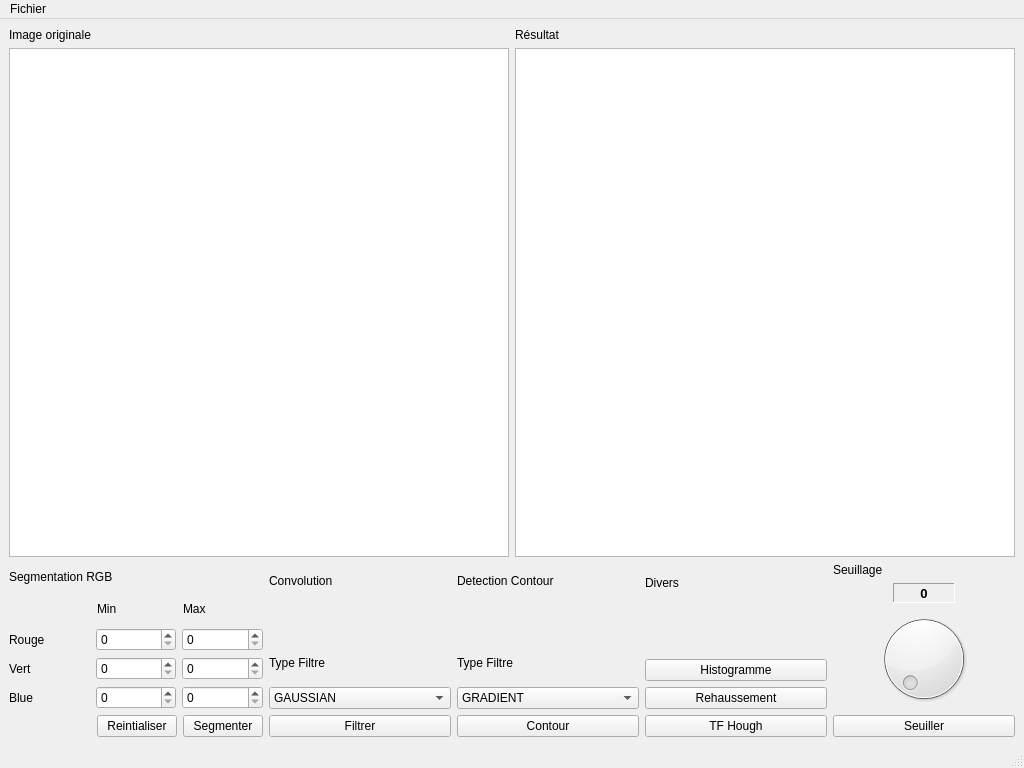
Old version of the form Facility/processingwindow.ui in the repository etsi-kekeli/gestion_bibliotheque_image.
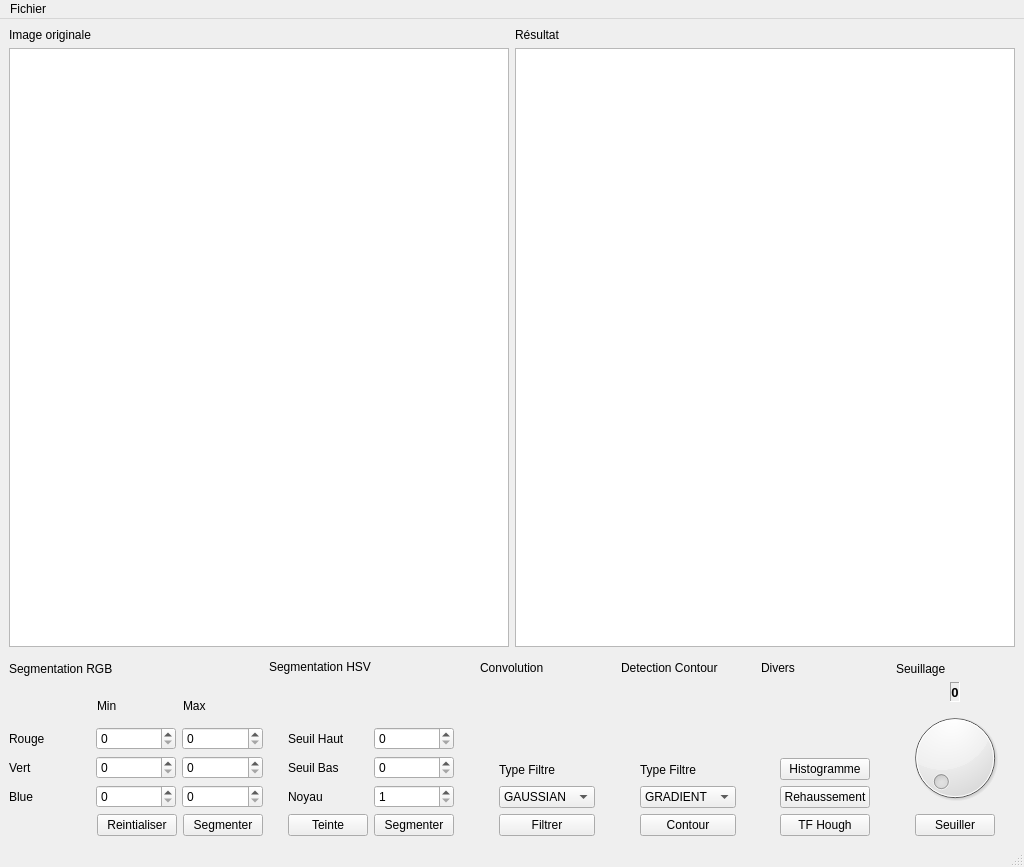
New version of the form.

Commit message: interface/ segmentation RGB et HSV, méthodes: affichage resultat, conversion mat to QImage.

Diff of the .ui file:
```diff
--- a/Facility/processingwindow.ui
+++ b/Facility/processingwindow.ui
@@ -7,7 +7,7 @@
     <x>0</x>
     <y>0</y>
     <width>1024</width>
-    <height>768</height>
+    <height>867</height>
    </rect>
   </property>
   <property name="sizePolicy">
@@ -61,7 +61,17 @@
            </widget>
           </item>
           <item>
-           <widget class="QGraphicsView" name="ImageResultatgraphicsView"/>
+           <widget class="QGraphicsView" name="ImageResultatgraphicsView">
+            <property name="sizePolicy">
+             <sizepolicy hsizetype="MinimumExpanding" vsizetype="MinimumExpanding">
+              <horstretch>0</horstretch>
+              <verstretch>0</verstretch>
+             </sizepolicy>
+            </property>
+            <property name="cursor" stdset="0">
+             <cursorShape>ClosedHandCursor</cursorShape>
+            </property>
+           </widget>
           </item>
          </layout>
         </item>
@@ -70,7 +80,7 @@
       <item>
        <layout class="QHBoxLayout" name="horizontalLayout_3">
         <item>
-         <layout class="QVBoxLayout" name="verticalLayout_7">
+         <layout class="QVBoxLayout" name="SegmentLayout">
           <item>
            <layout class="QHBoxLayout" name="horizontalLayout_4">
             <item>
@@ -207,6 +217,224 @@
           </item>
          </layout>
         </item>
+        <item>
+         <layout class="QVBoxLayout" name="verticalLayout_7">
+          <item>
+           <widget class="QLabel" name="label_15">
+            <property name="text">
+             <string>Segmentation HSV</string>
+            </property>
+           </widget>
+          </item>
+          <item>
+           <spacer name="verticalSpacer_4">
+            <property name="orientation">
+             <enum>Qt::Orientation::Vertical</enum>
+            </property>
+            <property name="sizeType">
+             <enum>QSizePolicy::Policy::Preferred</enum>
+            </property>
+            <property name="sizeHint" stdset="0">
+             <size>
+              <width>20</width>
+              <height>40</height>
+             </size>
+            </property>
+           </spacer>
+          </item>
+          <item>
+           <layout class="QGridLayout" name="gridLayout_7">
+            <item row="1" column="2">
+             <widget class="QSpinBox" name="SeuilMinHSV">
+              <property name="maximum">
+               <number>360</number>
+              </property>
+             </widget>
+            </item>
+            <item row="0" column="2">
+             <widget class="QSpinBox" name="SeuilMaxHSV">
+              <property name="maximum">
+               <number>360</number>
+              </property>
+             </widget>
+            </item>
+            <item row="0" column="3">
+             <spacer name="horizontalSpacer_26">
+              <property name="orientation">
+               <enum>Qt::Orientation::Horizontal</enum>
+              </property>
+              <property name="sizeType">
+               <enum>QSizePolicy::Policy::Preferred</enum>
+              </property>
+              <property name="sizeHint" stdset="0">
+               <size>
+                <width>40</width>
+                <height>20</height>
+               </size>
+              </property>
+             </spacer>
+            </item>
+            <item row="3" column="3">
+             <spacer name="horizontalSpacer_28">
+              <property name="orientation">
+               <enum>Qt::Orientation::Horizontal</enum>
+              </property>
+              <property name="sizeType">
+               <enum>QSizePolicy::Policy::Preferred</enum>
+              </property>
+              <property name="sizeHint" stdset="0">
+               <size>
+                <width>40</width>
+                <height>20</height>
+               </size>
+              </property>
+             </spacer>
+            </item>
+            <item row="1" column="3">
+             <spacer name="horizontalSpacer_27">
+              <property name="orientation">
+               <enum>Qt::Orientation::Horizontal</enum>
+              </property>
+              <property name="sizeType">
+               <enum>QSizePolicy::Policy::Preferred</enum>
+              </property>
+              <property name="sizeHint" stdset="0">
+               <size>
+                <width>40</width>
+                <height>20</height>
+               </size>
+              </property>
+             </spacer>
+            </item>
+            <item row="1" column="0">
+             <spacer name="horizontalSpacer_24">
+              <property name="orientation">
+               <enum>Qt::Orientation::Horizontal</enum>
+              </property>
+              <property name="sizeType">
+               <enum>QSizePolicy::Policy::Preferred</enum>
+              </property>
+              <property name="sizeHint" stdset="0">
+               <size>
+                <width>40</width>
+                <height>20</height>
+               </size>
+              </property>
+             </spacer>
+            </item>
+            <item row="3" column="0">
+             <spacer name="horizontalSpacer_25">
+              <property name="orientation">
+               <enum>Qt::Orientation::Horizontal</enum>
+              </property>
+              <property name="sizeType">
+               <enum>QSizePolicy::Policy::Preferred</enum>
+              </property>
+              <property name="sizeHint" stdset="0">
+               <size>
+                <width>40</width>
+                <height>20</height>
+               </size>
+              </property>
+             </spacer>
+            </item>
+            <item row="0" column="0">
+             <spacer name="horizontalSpacer_23">
+              <property name="orientation">
+               <enum>Qt::Orientation::Horizontal</enum>
+              </property>
+              <property name="sizeType">
+               <enum>QSizePolicy::Policy::Preferred</enum>
+              </property>
+              <property name="sizeHint" stdset="0">
+               <size>
+                <width>40</width>
+                <height>20</height>
+               </size>
+              </property>
+             </spacer>
+            </item>
+            <item row="1" column="1">
+             <widget class="QLabel" name="label_17">
+              <property name="text">
+               <string>Seuil Bas</string>
+              </property>
+             </widget>
+            </item>
+            <item row="0" column="1">
+             <widget class="QLabel" name="label_16">
+              <property name="text">
+               <string>Seuil Haut</string>
+              </property>
+             </widget>
+            </item>
+            <item row="3" column="2">
+             <widget class="QPushButton" name="segmentHSV">
+              <property name="text">
+               <string>Segmenter</string>
+              </property>
+             </widget>
+            </item>
+            <item row="2" column="2">
+             <widget class="QSpinBox" name="tailleNoyau">
+              <property name="minimum">
+               <number>1</number>
+              </property>
+              <property name="maximum">
+               <number>100</number>
+              </property>
+             </widget>
+            </item>
+            <item row="2" column="1">
+             <widget class="QLabel" name="label_18">
+              <property name="text">
+               <string>Noyau</string>
+              </property>
+             </widget>
+            </item>
+            <item row="2" column="0">
+             <spacer name="horizontalSpacer_29">
+              <property name="orientation">
+               <enum>Qt::Orientation::Horizontal</enum>
+              </property>
+              <property name="sizeType">
+               <enum>QSizePolicy::Policy::Preferred</enum>
+              </property>
+              <property name="sizeHint" stdset="0">
+               <size>
+                <width>40</width>
+                <height>20</height>
+               </size>
+              </property>
+             </spacer>
+            </item>
+            <item row="2" column="3">
+             <spacer name="horizontalSpacer_30">
+              <property name="orientation">
+               <enum>Qt::Orientation::Horizontal</enum>
+              </property>
+              <property name="sizeType">
+               <enum>QSizePolicy::Policy::Preferred</enum>
+              </property>
+              <property name="sizeHint" stdset="0">
+               <size>
+                <width>40</width>
+                <height>20</height>
+               </size>
+              </property>
+             </spacer>
+            </item>
+            <item row="3" column="1">
+             <widget class="QPushButton" name="teinteButton">
+              <property name="text">
+               <string>Teinte</string>
+              </property>
+             </widget>
+            </item>
+           </layout>
+          </item>
+         </layout>
+        </item>
         <item>
          <layout class="QVBoxLayout" name="verticalLayout_5">
           <item>
@@ -222,53 +450,153 @@
              <enum>Qt::Orientation::Vertical</enum>
             </property>
             <property name="sizeType">
-             <enum>QSizePolicy::Policy::Fixed</enum>
+             <enum>QSizePolicy::Policy::Preferred</enum>
             </property>
             <property name="sizeHint" stdset="0">
              <size>
               <width>20</width>
-              <height>40</height>
+              <height>71</height>
              </size>
             </property>
            </spacer>
           </item>
           <item>
-           <widget class="QLabel" name="label_9">
-            <property name="text">
-             <string>Type Filtre</string>
-            </property>
-           </widget>
-          </item>
-          <item>
-           <widget class="QComboBox" name="convComboBox">
-            <item>
-             <property name="text">
-              <string>GAUSSIAN</string>
-             </property>
+           <layout class="QGridLayout" name="gridLayout_6">
+            <item row="1" column="1">
+             <widget class="QComboBox" name="convComboBox">
+              <item>
+               <property name="text">
+                <string>GAUSSIAN</string>
+               </property>
+              </item>
+              <item>
+               <property name="text">
+                <string>MEAN</string>
+               </property>
+              </item>
+              <item>
+               <property name="text">
+                <string>SOBEL</string>
+               </property>
+              </item>
+              <item>
+               <property name="text">
+                <string>LAPLACIAN</string>
+               </property>
+              </item>
+             </widget>
             </item>
-            <item>
-             <property name="text">
-              <string>MEAN</string>
-             </property>
+            <item row="2" column="0">
+             <spacer name="horizontalSpacer_19">
+              <property name="orientation">
+               <enum>Qt::Orientation::Horizontal</enum>
+              </property>
+              <property name="sizeType">
+               <enum>QSizePolicy::Policy::Preferred</enum>
+              </property>
+              <property name="sizeHint" stdset="0">
+               <size>
+                <width>40</width>
+                <height>20</height>
+               </size>
+              </property>
+             </spacer>
             </item>
-            <item>
-             <property name="text">
-              <string>SOBEL</string>
-             </property>
+            <item row="2" column="1">
+             <widget class="QPushButton" name="convButton">
+              <property name="text">
+               <string>Filtrer</string>
+              </property>
+             </widget>
             </item>
-            <item>
-             <property name="text">
-              <string>LAPLACIAN</string>
-             </property>
+            <item row="0" column="1">
+             <widget class="QLabel" name="label_9">
+              <property name="text">
+               <string>Type Filtre</string>
+              </property>
+             </widget>
             </item>
-           </widget>
-          </item>
-          <item>
-           <widget class="QPushButton" name="convButton">
-            <property name="text">
-             <string>Filtrer</string>
-            </property>
-           </widget>
+            <item row="1" column="0">
+             <spacer name="horizontalSpacer_18">
+              <property name="orientation">
+               <enum>Qt::Orientation::Horizontal</enum>
+              </property>
+              <property name="sizeType">
+               <enum>QSizePolicy::Policy::Preferred</enum>
+              </property>
+              <property name="sizeHint" stdset="0">
+               <size>
+                <width>40</width>
+                <height>20</height>
+               </size>
+              </property>
+             </spacer>
+            </item>
+            <item row="0" column="0">
+             <spacer name="horizontalSpacer_17">
+              <property name="orientation">
+               <enum>Qt::Orientation::Horizontal</enum>
+              </property>
+              <property name="sizeType">
+               <enum>QSizePolicy::Policy::Preferred</enum>
+              </property>
+              <property name="sizeHint" stdset="0">
+               <size>
+                <width>40</width>
+                <height>20</height>
+               </size>
+              </property>
+             </spacer>
+            </item>
+            <item row="0" column="2">
+             <spacer name="horizontalSpacer_20">
+              <property name="orientation">
+               <enum>Qt::Orientation::Horizontal</enum>
+              </property>
+              <property name="sizeType">
+               <enum>QSizePolicy::Policy::Preferred</enum>
+              </property>
+              <property name="sizeHint" stdset="0">
+               <size>
+                <width>40</width>
+                <height>20</height>
+               </size>
+              </property>
+             </spacer>
+            </item>
+            <item row="1" column="2">
+             <spacer name="horizontalSpacer_21">
+              <property name="orientation">
+               <enum>Qt::Orientation::Horizontal</enum>
+              </property>
+              <property name="sizeType">
+               <enum>QSizePolicy::Policy::Preferred</enum>
+              </property>
+              <property name="sizeHint" stdset="0">
+               <size>
+                <width>40</width>
+                <height>20</height>
+               </size>
+              </property>
+             </spacer>
+            </item>
+            <item row="2" column="2">
+             <spacer name="horizontalSpacer_22">
+              <property name="orientation">
+               <enum>Qt::Orientation::Horizontal</enum>
+              </property>
+              <property name="sizeType">
+               <enum>QSizePolicy::Policy::Preferred</enum>
+              </property>
+              <property name="sizeHint" stdset="0">
+               <size>
+                <width>40</width>
+                <height>20</height>
+               </size>
+              </property>
+             </spacer>
+            </item>
+           </layout>
           </item>
          </layout>
         </item>
@@ -287,86 +615,292 @@
              <enum>Qt::Orientation::Vertical</enum>
             </property>
             <property name="sizeType">
-             <enum>QSizePolicy::Policy::Fixed</enum>
+             <enum>QSizePolicy::Policy::Preferred</enum>
             </property>
             <property name="sizeHint" stdset="0">
              <size>
               <width>20</width>
-              <height>40</height>
+              <height>71</height>
              </size>
             </property>
            </spacer>
           </item>
           <item>
-           <widget class="QLabel" name="label_12">
-            <property name="text">
-             <string>Type Filtre</string>
-            </property>
-           </widget>
-          </item>
-          <item>
-           <widget class="QComboBox" name="contourComboBox">
-            <item>
-             <property name="text">
-              <string>GRADIENT</string>
-             </property>
+           <layout class="QGridLayout" name="gridLayout_5">
+            <item row="2" column="0">
+             <spacer name="horizontalSpacer_13">
+              <property name="orientation">
+               <enum>Qt::Orientation::Horizontal</enum>
+              </property>
+              <property name="sizeType">
+               <enum>QSizePolicy::Policy::Preferred</enum>
+              </property>
+              <property name="sizeHint" stdset="0">
+               <size>
+                <width>40</width>
+                <height>20</height>
+               </size>
+              </property>
+             </spacer>
             </item>
-            <item>
-             <property name="text">
-              <string>LAPLACIAN</string>
-             </property>
+            <item row="1" column="1">
+             <widget class="QComboBox" name="contourComboBox">
+              <item>
+               <property name="text">
+                <string>GRADIENT</string>
+               </property>
+              </item>
+              <item>
+               <property name="text">
+                <string>LAPLACIAN</string>
+               </property>
+              </item>
+             </widget>
             </item>
-           </widget>
-          </item>
-          <item>
-           <widget class="QPushButton" name="contourButton">
-            <property name="text">
-             <string>Contour</string>
-            </property>
-           </widget>
+            <item row="0" column="1">
+             <widget class="QLabel" name="label_12">
+              <property name="text">
+               <string>Type Filtre</string>
+              </property>
+             </widget>
+            </item>
+            <item row="1" column="0">
+             <spacer name="horizontalSpacer_12">
+              <property name="orientation">
+               <enum>Qt::Orientation::Horizontal</enum>
+              </property>
+              <property name="sizeType">
+               <enum>QSizePolicy::Policy::Preferred</enum>
+              </property>
+              <property name="sizeHint" stdset="0">
+               <size>
+                <width>40</width>
+                <height>20</height>
+               </size>
+              </property>
+             </spacer>
+            </item>
+            <item row="0" column="0">
+             <spacer name="horizontalSpacer_11">
+              <property name="orientation">
+               <enum>Qt::Orientation::Horizontal</enum>
+              </property>
+              <property name="sizeType">
+               <enum>QSizePolicy::Policy::Preferred</enum>
+              </property>
+              <property name="sizeHint" stdset="0">
+               <size>
+                <width>40</width>
+                <height>20</height>
+               </size>
+              </property>
+             </spacer>
+            </item>
+            <item row="2" column="1">
+             <widget class="QPushButton" name="contourButton">
+              <property name="text">
+               <string>Contour</string>
+              </property>
+             </widget>
+            </item>
+            <item row="2" column="2">
+             <spacer name="horizontalSpacer_14">
+              <property name="orientation">
+               <enum>Qt::Orientation::Horizontal</enum>
+              </property>
+              <property name="sizeType">
+               <enum>QSizePolicy::Policy::Preferred</enum>
+              </property>
+              <property name="sizeHint" stdset="0">
+               <size>
+                <width>40</width>
+                <height>20</height>
+               </size>
+              </property>
+             </spacer>
+            </item>
+            <item row="1" column="2">
+             <spacer name="horizontalSpacer_15">
+              <property name="orientation">
+               <enum>Qt::Orientation::Horizontal</enum>
+              </property>
+              <property name="sizeType">
+               <enum>QSizePolicy::Policy::Preferred</enum>
+              </property>
+              <property name="sizeHint" stdset="0">
+               <size>
+                <width>40</width>
+                <height>20</height>
+               </size>
+              </property>
+             </spacer>
+            </item>
+            <item row="0" column="2">
+             <spacer name="horizontalSpacer_16">
+              <property name="orientation">
+               <enum>Qt::Orientation::Horizontal</enum>
+              </property>
+              <property name="sizeType">
+               <enum>QSizePolicy::Policy::Preferred</enum>
+              </property>
+              <property name="sizeHint" stdset="0">
+               <size>
+                <width>40</width>
+                <height>20</height>
+               </size>
+              </property>
+             </spacer>
+            </item>
+           </layout>
           </item>
          </layout>
         </item>
         <item>
          <layout class="QGridLayout" name="gridLayout">
-          <item row="2" column="0">
-           <widget class="QPushButton" name="HistoButton">
-            <property name="text">
-             <string>Histogramme</string>
-            </property>
-           </widget>
-          </item>
+          <property name="leftMargin">
+           <number>0</number>
+          </property>
+          <property name="topMargin">
+           <number>0</number>
+          </property>
           <item row="3" column="0">
-           <widget class="QPushButton" name="RehaussButton">
-            <property name="text">
-             <string>Rehaussement</string>
-            </property>
-           </widget>
+           <layout class="QGridLayout" name="gridLayout_4">
+            <item row="0" column="1">
+             <widget class="QPushButton" name="HistoButton">
+              <property name="text">
+               <string>Histogramme</string>
+              </property>
+             </widget>
+            </item>
+            <item row="1" column="0">
+             <spacer name="horizontalSpacer_6">
+              <property name="orientation">
+               <enum>Qt::Orientation::Horizontal</enum>
+              </property>
+              <property name="sizeType">
+               <enum>QSizePolicy::Policy::Preferred</enum>
+              </property>
+              <property name="sizeHint" stdset="0">
+               <size>
+                <width>40</width>
+                <height>20</height>
+               </size>
+              </property>
+             </spacer>
+            </item>
+            <item row="2" column="1">
+             <widget class="QPushButton" name="HoughButton">
+              <property name="text">
+               <string>TF Hough</string>
+              </property>
+             </widget>
+            </item>
+            <item row="2" column="0">
+             <spacer name="horizontalSpacer_7">
+              <property name="orientation">
+               <enum>Qt::Orientation::Horizontal</enum>
+              </property>
+              <property name="sizeType">
+               <enum>QSizePolicy::Policy::Preferred</enum>
+              </property>
+              <property name="sizeHint" stdset="0">
+               <size>
+                <width>40</width>
+                <height>20</height>
+               </size>
+              </property>
+             </spacer>
+            </item>
+            <item row="0" column="0">
+             <spacer name="horizontalSpacer_5">
+              <property name="orientation">
+               <enum>Qt::Orientation::Horizontal</enum>
+              </property>
+              <property name="sizeType">
+               <enum>QSizePolicy::Policy::Preferred</enum>
+              </property>
+              <property name="sizeHint" stdset="0">
+               <size>
+                <width>40</width>
+                <height>20</height>
+               </size>
+              </property>
+             </spacer>
+            </item>
+            <item row="1" column="1">
+             <widget class="QPushButton" name="RehaussButton">
+              <property name="text">
+               <string>Rehaussement</string>
+              </property>
+             </widget>
+            </item>
+            <item row="0" column="2">
+             <spacer name="horizontalSpacer_8">
+              <property name="orientation">
+               <enum>Qt::Orientation::Horizontal</enum>
+              </property>
+              <property name="sizeType">
+               <enum>QSizePolicy::Policy::Preferred</enum>
+              </property>
+              <property name="sizeHint" stdset="0">
+               <size>
+                <width>40</width>
+                <height>20</height>
+               </size>
+              </property>
+             </spacer>
+            </item>
+            <item row="1" column="2">
+             <spacer name="horizontalSpacer_9">
+              <property name="orientation">
+               <enum>Qt::Orientation::Horizontal</enum>
+              </property>
+              <property name="sizeType">
+               <enum>QSizePolicy::Policy::Preferred</enum>
+              </property>
+              <property name="sizeHint" stdset="0">
+               <size>
+                <width>40</width>
+                <height>20</height>
+               </size>
+              </property>
+             </spacer>
+            </item>
+            <item row="2" column="2">
+             <spacer name="horizontalSpacer_10">
+              <property name="orientation">
+               <enum>Qt::Orientation::Horizontal</enum>
+              </property>
+              <property name="sizeType">
+               <enum>QSizePolicy::Policy::Preferred</enum>
+              </property>
+              <property name="sizeHint" stdset="0">
+               <size>
+                <width>40</width>
+                <height>20</height>
+               </size>
+              </property>
+             </spacer>
+            </item>
+           </layout>
           </item>
-          <item row="4" column="0">
-           <widget class="QPushButton" name="HoughButton">
-            <property name="text">
-             <string>TF Hough</string>
-            </property>
-           </widget>
-          </item>
-          <item row="1" column="0">
+          <item row="2" column="0">
            <spacer name="verticalSpacer">
             <property name="orientation">
              <enum>Qt::Orientation::Vertical</enum>
             </property>
             <property name="sizeType">
-             <enum>QSizePolicy::Policy::Fixed</enum>
+             <enum>QSizePolicy::Policy::Preferred</enum>
             </property>
             <property name="sizeHint" stdset="0">
              <size>
               <width>20</width>
-              <height>51</height>
+              <height>70</height>
              </size>
             </property>
            </spacer>
           </item>
-          <item row="0" column="0">
+          <item row="1" column="0">
            <widget class="QLabel" name="label_14">
             <property name="sizePolicy">
              <sizepolicy hsizetype="Minimum" vsizetype="Minimum">
@@ -377,6 +911,9 @@
             <property name="text">
              <string>Divers</string>
             </property>
+            <property name="wordWrap">
+             <bool>true</bool>
+            </property>
            </widget>
           </item>
          </layout>
@@ -386,6 +923,9 @@
           <property name="sizeConstraint">
            <enum>QLayout::SizeConstraint::SetDefaultConstraint</enum>
           </property>
+          <property name="topMargin">
+           <number>9</number>
+          </property>
           <item>
            <widget class="QLabel" name="label_13">
             <property name="text">
@@ -401,7 +941,7 @@
                <enum>Qt::Orientation::Horizontal</enum>
               </property>
               <property name="sizeType">
-               <enum>QSizePolicy::Policy::Fixed</enum>
+               <enum>QSizePolicy::Policy::Preferred</enum>
               </property>
               <property name="sizeHint" stdset="0">
                <size>
@@ -453,7 +993,7 @@
                <enum>Qt::Orientation::Horizontal</enum>
               </property>
               <property name="sizeType">
-               <enum>QSizePolicy::Policy::Fixed</enum>
+               <enum>QSizePolicy::Policy::Preferred</enum>
               </property>
               <property name="sizeHint" stdset="0">
                <size>
@@ -491,11 +1031,53 @@
            </widget>
           </item>
           <item>
-           <widget class="QPushButton" name="SeuillageButton">
-            <property name="text">
-             <string>Seuiller</string>
-            </property>
-           </widget>
+           <layout class="QHBoxLayout" name="horizontalLayout_2">
+            <item>
+             <spacer name="horizontalSpacer_3">
+              <property name="orientation">
+               <enum>Qt::Orientation::Horizontal</enum>
+              </property>
+              <property name="sizeType">
+               <enum>QSizePolicy::Policy::Preferred</enum>
+              </property>
+              <property name="sizeHint" stdset="0">
+               <size>
+                <width>40</width>
+                <height>20</height>
+               </size>
+              </property>
+             </spacer>
+            </item>
+            <item>
+             <widget class="QPushButton" name="SeuillageButton">
+              <property name="sizePolicy">
+               <sizepolicy hsizetype="Preferred" vsizetype="Preferred">
+                <horstretch>0</horstretch>
+                <verstretch>0</verstretch>
+               </sizepolicy>
+              </property>
+              <property name="text">
+               <string>Seuiller</string>
+              </property>
+             </widget>
+            </item>
+            <item>
+             <spacer name="horizontalSpacer_4">
+              <property name="orientation">
+               <enum>Qt::Orientation::Horizontal</enum>
+              </property>
+              <property name="sizeType">
+               <enum>QSizePolicy::Policy::Preferred</enum>
+              </property>
+              <property name="sizeHint" stdset="0">
+               <size>
+                <width>40</width>
+                <height>20</height>
+               </size>
+              </property>
+             </spacer>
+            </item>
+           </layout>
           </item>
          </layout>
         </item>
```
Left out of the diff: 60 changed lines with no effect on the pictures. The commit also changes 5 other files.
